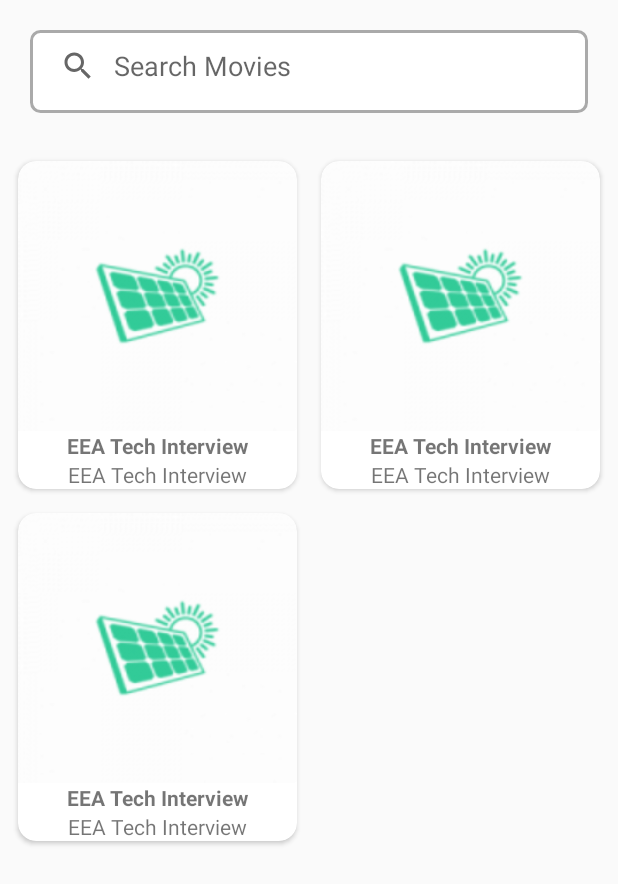
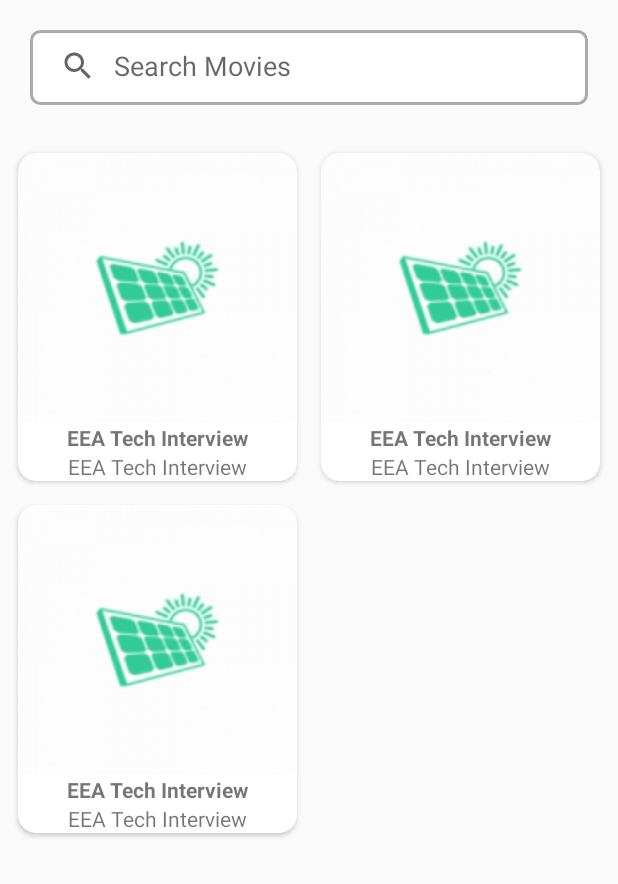
Before and after one commit to delaroy/EEA_MOVIE, an Android app: the layout movie_fragment.xml on its own in the app's theme, with its tools: preview values and no code run, on a phone screen of 412 x 824 dp. Shown: the top 884 px of the screen. Run offline under Robolectric (Android 15) with nearby library versions, the phone set to English and light mode, and no system bars.

Commit message:
clean ups

```diff
--- a/app/src/main/java/com/engie/eea_tech_interview/ui/movie/MovieFragment.kt
+++ b/app/src/main/java/com/engie/eea_tech_interview/ui/movie/MovieFragment.kt
@@ -17,6 +17,7 @@ import androidx.navigation.fragment.FragmentNavigatorExtras
 import androidx.navigation.fragment.findNavController
 import androidx.transition.TransitionInflater
 import com.engie.domain.model.MovieData
+import com.engie.eea_tech_interview.R
 import com.engie.eea_tech_interview.databinding.MovieFragmentBinding
 import com.engie.eea_tech_interview.ui.adapter.MovieAdapter
 import com.engie.eea_tech_interview.ui.adapter.MovieDetailClick
@@ -79,7 +80,7 @@ class MovieFragment : Fragment(), MovieDetailClick {
                             actionMessage = "Retry"
                         ) {
                             viewModel.fetchMovies(
-                                query
+                                if (query.isEmpty()) resources.getString(R.string.default_movie_search) else query
                             )
                         }
                     }
--- a/app/src/main/java/com/engie/eea_tech_interview/ui/movie/MovieFragmentViewModel.kt
+++ b/app/src/main/java/com/engie/eea_tech_interview/ui/movie/MovieFragmentViewModel.kt
@@ -7,6 +7,7 @@ import com.engie.domain.model.MovieRequestParam
 import com.engie.domain.movie.GetMoviesUseCase
 import com.engie.domain.util.Resource
 import com.engie.eea_tech_interview.BuildConfig
+import com.engie.eea_tech_interview.R
 import com.engie.eea_tech_interview.util.Event
 import com.engie.eea_tech_interview.util.LiveEventResource
 import com.engie.eea_tech_interview.util.MutableLiveEventResource
--- a/app/src/main/res/layout/movie_fragment.xml
+++ b/app/src/main/res/layout/movie_fragment.xml
@@ -39,7 +39,7 @@
     <androidx.constraintlayout.widget.ConstraintLayout
         android:id="@+id/search_layout"
         android:layout_width="match_parent"
-        android:layout_height="55dp"
+        android:layout_height="50dp"
         android:orientation="vertical"
         android:layout_margin="20dp"
         app:layout_constraintTop_toTopOf="parent"
--- a/app/src/main/res/values/strings.xml
+++ b/app/src/main/res/values/strings.xml
@@ -3,4 +3,5 @@
     <string name="welcome">Welcome to the EEA Code Challenge</string>
     <string name="movies">Movies</string>
     <string name="no_movie_at_the_moment">No movie at the moment</string>
+    <string name="default_movie_search">James Bond</string>
 </resources>
```
Also changed, not shown: 1 other file.
